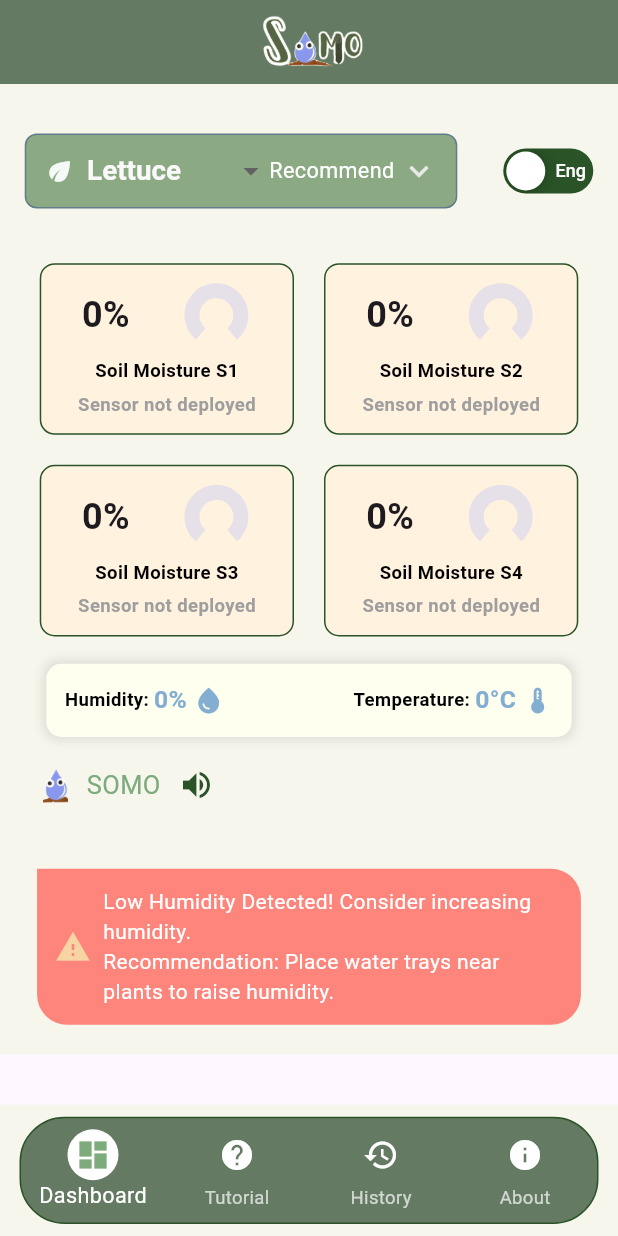
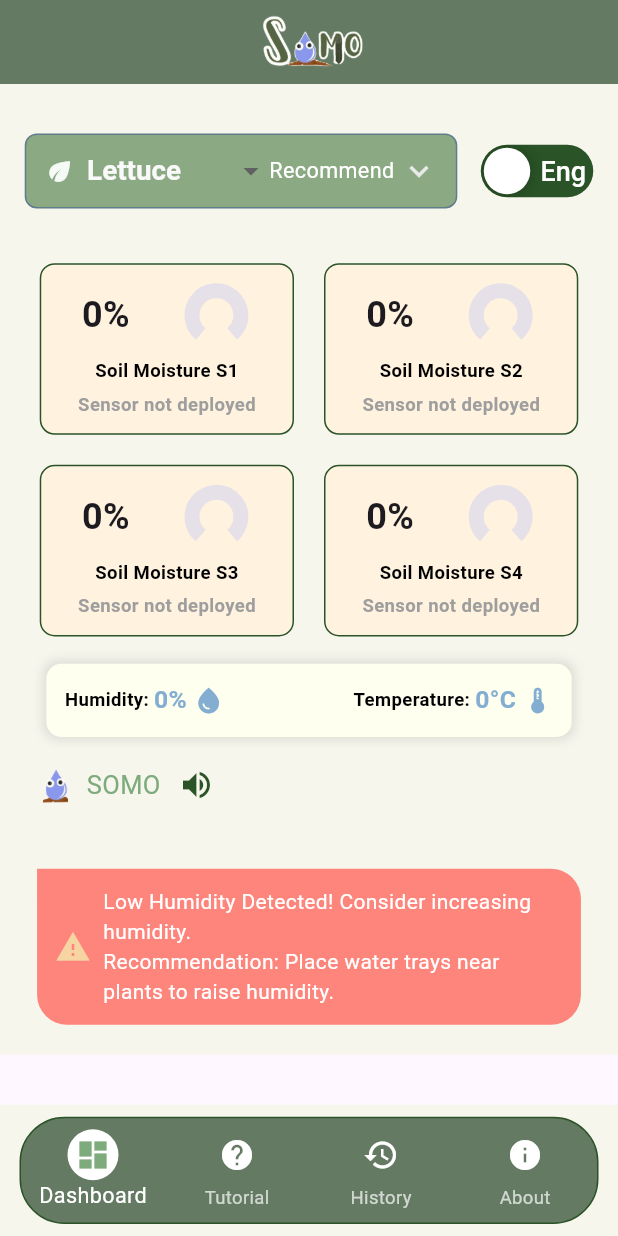
Before and after one commit to dheljohn/SoMo, a Flutter app: the screen it shows after launch, on a phone screen of 412 x 824 dp. Run offline on Flutter 3.47's test engine with Material 3 defaults, Android fonts, the phone set to English and light mode, and no system bars; drawn by our look-alikes of carousel_slider, flutter_advanced_switch, syncfusion_flutter_gauges; our stand-ins replace cloud_firestore, connectivity_plus, csv, device_preview, firebase_core, firebase_database and 7 more; accounts and stored records are empty; network calls fail.

Commit message:
siwtch size

```diff
--- a/lib/switch_button.dart
+++ b/lib/switch_button.dart
@@ -13,14 +13,14 @@ class SwitchButton extends StatelessWidget {
         Provider.of<LanguageProvider>(context, listen: false);
 
     return AdvancedSwitch(
-      controller: globalSwitchController, // Use global controller
+      controller: globalSwitchController,
       activeColor: const Color.fromARGB(255, 42, 83, 39),
       inactiveColor: const Color.fromARGB(255, 42, 83, 39),
-      activeChild: const Text('Fil'),
-      inactiveChild: const Text('Eng'),
-      borderRadius: BorderRadius.circular(15),
-      width: 60,
-      height: 30,
+      activeChild: const Text('Fil', style: TextStyle(fontSize: 18)),
+      inactiveChild: const Text('Eng', style: TextStyle(fontSize: 18)),
+      borderRadius: BorderRadius.circular(20),
+      width: 75,
+      height: 35,
       onChanged: (value) {
         languageProvider.toggleLanguage(value);
       },
```
